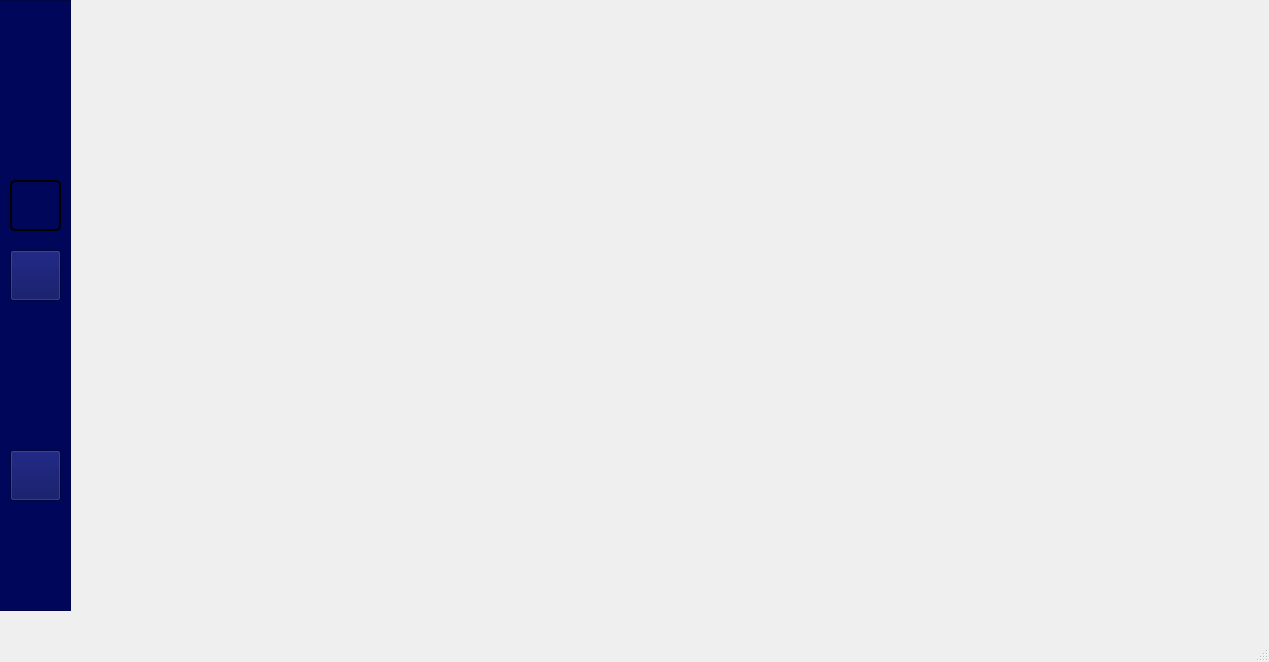
Before: the Qt Designer form mainwindow.ui in Projet-CPP-2A6/Nautica, drawn with Qt 5.
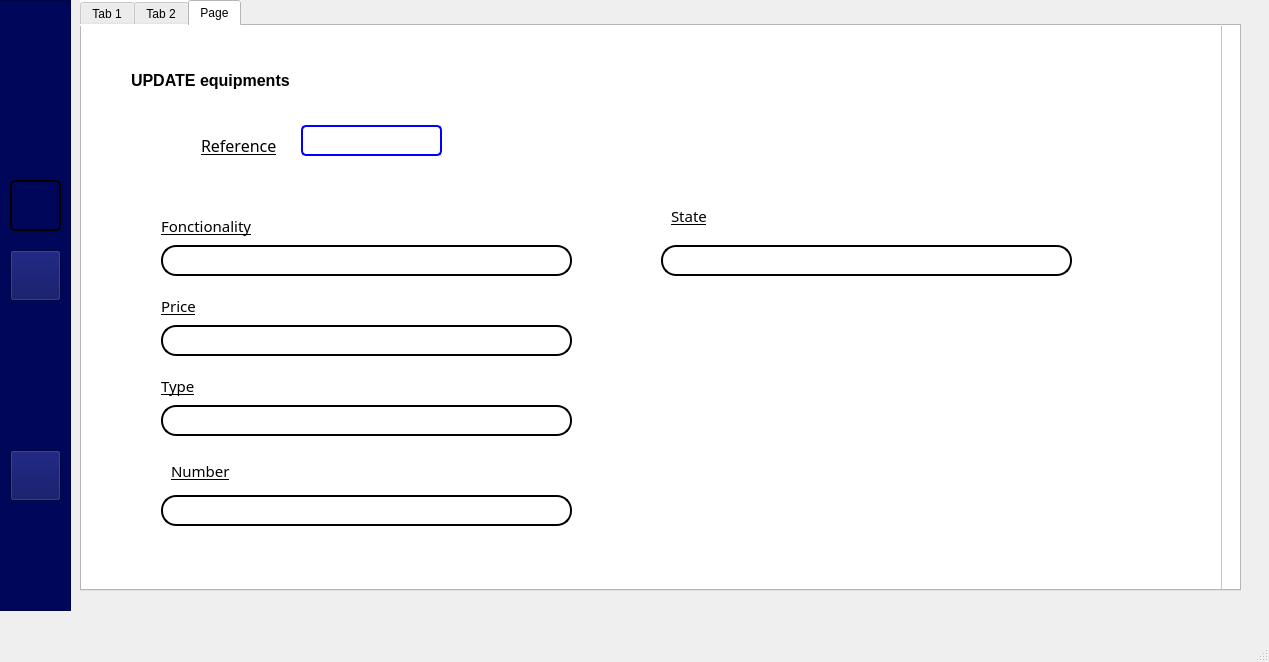
After: the same form once the commit is applied. The open tabs and pages were chosen to show the change. Icons and pictures are not drawn.

Patch:
```diff
--- a/mainwindow.ui
+++ b/mainwindow.ui
@@ -1537,7 +1537,841 @@
       </widget>
      </widget>
     </widget>
-    <widget class="QWidget" name="M4"/>
+    <widget class="QWidget" name="M4">
+     <widget class="QTabWidget" name="tabWidget">
+      <property name="geometry">
+       <rect>
+        <x>10</x>
+        <y>0</y>
+        <width>1161</width>
+        <height>591</height>
+       </rect>
+      </property>
+      <property name="styleSheet">
+       <string notr="true">background:rgb(255, 255, 255);</string>
+      </property>
+      <property name="currentIndex">
+       <number>2</number>
+      </property>
+      <widget class="QWidget" name="gestion_employes">
+       <attribute name="title">
+        <string>Tab 1</string>
+       </attribute>
+       <widget class="QFrame" name="frame_7">
+        <property name="geometry">
+         <rect>
+          <x>-1</x>
+          <y>-1</y>
+          <width>1121</width>
+          <height>571</height>
+         </rect>
+        </property>
+        <property name="frameShape">
+         <enum>QFrame::StyledPanel</enum>
+        </property>
+        <property name="frameShadow">
+         <enum>QFrame::Raised</enum>
+        </property>
+        <widget class="QFrame" name="frame_8">
+         <property name="geometry">
+          <rect>
+           <x>0</x>
+           <y>0</y>
+           <width>1121</width>
+           <height>571</height>
+          </rect>
+         </property>
+         <property name="frameShape">
+          <enum>QFrame::StyledPanel</enum>
+         </property>
+         <property name="frameShadow">
+          <enum>QFrame::Raised</enum>
+         </property>
+         <widget class="QLabel" name="label_7">
+          <property name="geometry">
+           <rect>
+            <x>30</x>
+            <y>20</y>
+            <width>191</width>
+            <height>41</height>
+           </rect>
+          </property>
+          <property name="font">
+           <font>
+            <pointsize>12</pointsize>
+            <weight>75</weight>
+            <bold>true</bold>
+           </font>
+          </property>
+          <property name="text">
+           <string>ADD eqipments</string>
+          </property>
+         </widget>
+         <widget class="QLabel" name="label_8">
+          <property name="geometry">
+           <rect>
+            <x>40</x>
+            <y>110</y>
+            <width>291</width>
+            <height>41</height>
+           </rect>
+          </property>
+          <property name="font">
+           <font>
+            <family>Myanmar Text</family>
+            <pointsize>11</pointsize>
+            <underline>true</underline>
+           </font>
+          </property>
+          <property name="text">
+           <string>Reference</string>
+          </property>
+         </widget>
+         <widget class="QLineEdit" name="CIN_LE">
+          <property name="geometry">
+           <rect>
+            <x>40</x>
+            <y>150</y>
+            <width>411</width>
+            <height>31</height>
+           </rect>
+          </property>
+          <property name="styleSheet">
+           <string notr="true">QLineEdit {
+       border: 2px solid black;
+       border-radius: 15px;
+       padding: 5px;
+       background-color: rgba(255, 255, 255);
+       color: black;
+   }
+
+   QLineEdit:focus {
+       border-color: black;
+       background-color: rgba(248, 248, 248, 1);
+   }
+   </string>
+          </property>
+         </widget>
+         <widget class="QLabel" name="label_11">
+          <property name="geometry">
+           <rect>
+            <x>40</x>
+            <y>190</y>
+            <width>291</width>
+            <height>41</height>
+           </rect>
+          </property>
+          <property name="font">
+           <font>
+            <family>Myanmar Text</family>
+            <pointsize>11</pointsize>
+            <underline>true</underline>
+           </font>
+          </property>
+          <property name="text">
+           <string>Fonctionality</string>
+          </property>
+         </widget>
+         <widget class="QLabel" name="label_19">
+          <property name="geometry">
+           <rect>
+            <x>40</x>
+            <y>270</y>
+            <width>291</width>
+            <height>41</height>
+           </rect>
+          </property>
+          <property name="font">
+           <font>
+            <family>Myanmar Text</family>
+            <pointsize>11</pointsize>
+            <underline>true</underline>
+           </font>
+          </property>
+          <property name="text">
+           <string>Price</string>
+          </property>
+         </widget>
+         <widget class="QLineEdit" name="prenom_LE">
+          <property name="geometry">
+           <rect>
+            <x>40</x>
+            <y>310</y>
+            <width>411</width>
+            <height>31</height>
+           </rect>
+          </property>
+          <property name="styleSheet">
+           <string notr="true">QLineEdit {
+       border: 2px solid black;
+       border-radius: 15px;
+       padding: 5px;
+       background-color: rgba(255, 255, 255);
+       color: black;
+   }
+
+   QLineEdit:focus {
+       border-color: black;
+       background-color: rgba(248, 248, 248, 1);
+   }
+   </string>
+          </property>
+         </widget>
+         <widget class="QLabel" name="label_21">
+          <property name="geometry">
+           <rect>
+            <x>40</x>
+            <y>350</y>
+            <width>291</width>
+            <height>41</height>
+           </rect>
+          </property>
+          <property name="font">
+           <font>
+            <family>Myanmar Text</family>
+            <pointsize>11</pointsize>
+            <underline>true</underline>
+           </font>
+          </property>
+          <property name="text">
+           <string>Type</string>
+          </property>
+         </widget>
+         <widget class="QLineEdit" name="adresse_LE">
+          <property name="geometry">
+           <rect>
+            <x>40</x>
+            <y>390</y>
+            <width>411</width>
+            <height>31</height>
+           </rect>
+          </property>
+          <property name="styleSheet">
+           <string notr="true">QLineEdit {
+       border: 2px solid black;
+       border-radius: 15px;
+       padding: 5px;
+       background-color: rgba(255, 255, 255);
+       color: black;
+   }
+
+   QLineEdit:focus {
+       border-color: black;
+       background-color: rgba(248, 248, 248, 1);
+   }
+   </string>
+          </property>
+         </widget>
+         <widget class="QLabel" name="label_30">
+          <property name="geometry">
+           <rect>
+            <x>570</x>
+            <y>110</y>
+            <width>291</width>
+            <height>41</height>
+           </rect>
+          </property>
+          <property name="font">
+           <font>
+            <family>Myanmar Text</family>
+            <pointsize>11</pointsize>
+            <underline>true</underline>
+           </font>
+          </property>
+          <property name="text">
+           <string>Number</string>
+          </property>
+         </widget>
+         <widget class="QLineEdit" name="email_LE">
+          <property name="geometry">
+           <rect>
+            <x>570</x>
+            <y>150</y>
+            <width>411</width>
+            <height>31</height>
+           </rect>
+          </property>
+          <property name="styleSheet">
+           <string notr="true">QLineEdit {
+       border: 2px solid black;
+       border-radius: 15px;
+       padding: 5px;
+       background-color: rgba(255, 255, 255);
+       color: black;
+   }
+
+   QLineEdit:focus {
+       border-color: black;
+       background-color: rgba(248, 248, 248, 1);
+   }
+   </string>
+          </property>
+         </widget>
+         <widget class="QLabel" name="label_31">
+          <property name="geometry">
+           <rect>
+            <x>570</x>
+            <y>190</y>
+            <width>291</width>
+            <height>41</height>
+           </rect>
+          </property>
+          <property name="font">
+           <font>
+            <family>Myanmar Text</family>
+            <pointsize>11</pointsize>
+            <underline>true</underline>
+           </font>
+          </property>
+          <property name="text">
+           <string>State</string>
+          </property>
+         </widget>
+         <widget class="QLineEdit" name="fonction_LE">
+          <property name="geometry">
+           <rect>
+            <x>570</x>
+            <y>230</y>
+            <width>411</width>
+            <height>31</height>
+           </rect>
+          </property>
+          <property name="styleSheet">
+           <string notr="true">QLineEdit {
+       border: 2px solid black;
+       border-radius: 15px;
+       padding: 5px;
+       background-color: rgba(255, 255, 255);
+       color: black;
+   }
+
+   QLineEdit:focus {
+       border-color: black;
+       background-color: rgba(248, 248, 248, 1);
+   }
+   </string>
+          </property>
+         </widget>
+         <widget class="QPushButton" name="pushButton_3">
+          <property name="geometry">
+           <rect>
+            <x>880</x>
+            <y>50</y>
+            <width>91</width>
+            <height>28</height>
+           </rect>
+          </property>
+          <property name="styleSheet">
+           <string notr="true">background-color: #ffffff; /* Fond blanc */
+       border: 2px solid blue; /* Bordure bleue */
+       border-radius: 10px; /* Coins arrondis */
+       padding: 1px 2px; /* Espacement intérieur */
+       color: black; /* Couleur du texte */
+       font-size: 16px; /* Taille de la police */
+
+      </string>
+          </property>
+          <property name="text">
+           <string>Add</string>
+          </property>
+         </widget>
+         <widget class="QLabel" name="label_32">
+          <property name="geometry">
+           <rect>
+            <x>40</x>
+            <y>440</y>
+            <width>291</width>
+            <height>41</height>
+           </rect>
+          </property>
+          <property name="font">
+           <font>
+            <family>Myanmar Text</family>
+            <pointsize>11</pointsize>
+            <underline>true</underline>
+           </font>
+          </property>
+          <property name="text">
+           <string>Genre</string>
+          </property>
+         </widget>
+         <widget class="QLineEdit" name="genre_LE">
+          <property name="geometry">
+           <rect>
+            <x>40</x>
+            <y>480</y>
+            <width>411</width>
+            <height>31</height>
+           </rect>
+          </property>
+          <property name="styleSheet">
+           <string notr="true">QLineEdit {
+       border: 2px solid black;
+       border-radius: 15px;
+       padding: 5px;
+       background-color: rgba(255, 255, 255);
+       color: black;
+   }
+
+   QLineEdit:focus {
+       border-color: black;
+       background-color: rgba(248, 248, 248, 1);
+   }
+   </string>
+          </property>
+         </widget>
+         <widget class="QLabel" name="labConnecte">
+          <property name="geometry">
+           <rect>
+            <x>610</x>
+            <y>470</y>
+            <width>361</width>
+            <height>16</height>
+           </rect>
+          </property>
+          <property name="text">
+           <string/>
+          </property>
+         </widget>
+         <widget class="QLineEdit" name="CIN_LE_2">
+          <property name="geometry">
+           <rect>
+            <x>40</x>
+            <y>230</y>
+            <width>411</width>
+            <height>31</height>
+           </rect>
+          </property>
+          <property name="styleSheet">
+           <string notr="true">QLineEdit {
+       border: 2px solid black;
+       border-radius: 15px;
+       padding: 5px;
+       background-color: rgba(255, 255, 255);
+       color: black;
+   }
+
+   QLineEdit:focus {
+       border-color: black;
+       background-color: rgba(248, 248, 248, 1);
+   }
+   </string>
+          </property>
+         </widget>
+        </widget>
+       </widget>
+      </widget>
+      <widget class="QWidget" name="tab_2">
+       <attribute name="title">
+        <string>Tab 2</string>
+       </attribute>
+       <widget class="QFrame" name="frame_9">
+        <property name="geometry">
+         <rect>
+          <x>0</x>
+          <y>0</y>
+          <width>1141</width>
+          <height>571</height>
+         </rect>
+        </property>
+        <property name="frameShape">
+         <enum>QFrame::StyledPanel</enum>
+        </property>
+        <property name="frameShadow">
+         <enum>QFrame::Raised</enum>
+        </property>
+        <widget class="QLabel" name="label_20">
+         <property name="geometry">
+          <rect>
+           <x>30</x>
+           <y>40</y>
+           <width>251</width>
+           <height>21</height>
+          </rect>
+         </property>
+         <property name="font">
+          <font>
+           <pointsize>11</pointsize>
+          </font>
+         </property>
+         <property name="text">
+          <string>List of equipments</string>
+         </property>
+        </widget>
+        <widget class="QTableView" name="listEmployetableView">
+         <property name="geometry">
+          <rect>
+           <x>20</x>
+           <y>110</y>
+           <width>1081</width>
+           <height>361</height>
+          </rect>
+         </property>
+        </widget>
+        <widget class="QPushButton" name="refreshTableV">
+         <property name="geometry">
+          <rect>
+           <x>810</x>
+           <y>70</y>
+           <width>93</width>
+           <height>28</height>
+          </rect>
+         </property>
+         <property name="styleSheet">
+          <string notr="true">background-color: #ffffff;
+   border: 2px solid blue; /* Bordure bleue */
+   border-radius: 10px; /* Coins arrondis */
+       padding: 1px 2px; /* Espacement intérieur */
+       color: black; /* Couleur du texte */
+       font-size: 16px; /* Taille de la police */
+       </string>
+         </property>
+         <property name="text">
+          <string>refresh</string>
+         </property>
+        </widget>
+        <widget class="QPushButton" name="deletePushButton">
+         <property name="geometry">
+          <rect>
+           <x>20</x>
+           <y>480</y>
+           <width>93</width>
+           <height>28</height>
+          </rect>
+         </property>
+         <property name="styleSheet">
+          <string notr="true">background-color: #ffffff; /* Fond blanc */
+       border: 2px solid blue; /* Bordure bleue */
+       border-radius: 10px; /* Coins arrondis */
+       padding: 1px 2px; /* Espacement intérieur */
+       color: black; /* Couleur du texte */
+       font-size: 16px; /* Taille de la police */
+       </string>
+         </property>
+         <property name="text">
+          <string>delete</string>
+         </property>
+        </widget>
+        <widget class="QLineEdit" name="cinDlineEdit">
+         <property name="geometry">
+          <rect>
+           <x>120</x>
+           <y>480</y>
+           <width>113</width>
+           <height>28</height>
+          </rect>
+         </property>
+        </widget>
+       </widget>
+      </widget>
+      <widget class="QWidget" name="tab_3">
+       <attribute name="title">
+        <string>Page</string>
+       </attribute>
+       <widget class="QFrame" name="frame_10">
+        <property name="geometry">
+         <rect>
+          <x>-1</x>
+          <y>-1</y>
+          <width>1141</width>
+          <height>571</height>
+         </rect>
+        </property>
+        <property name="frameShape">
+         <enum>QFrame::StyledPanel</enum>
+        </property>
+        <property name="frameShadow">
+         <enum>QFrame::Raised</enum>
+        </property>
+        <widget class="QLabel" name="label_5">
+         <property name="geometry">
+          <rect>
+           <x>50</x>
+           <y>40</y>
+           <width>211</width>
+           <height>31</height>
+          </rect>
+         </property>
+         <property name="font">
+          <font>
+           <pointsize>12</pointsize>
+           <weight>75</weight>
+           <bold>true</bold>
+          </font>
+         </property>
+         <property name="text">
+          <string>UPDATE equipments</string>
+         </property>
+        </widget>
+        <widget class="QLineEdit" name="updateCin_LE">
+         <property name="geometry">
+          <rect>
+           <x>220</x>
+           <y>100</y>
+           <width>141</width>
+           <height>31</height>
+          </rect>
+         </property>
+         <property name="styleSheet">
+          <string notr="true">
+       border: 2px solid black;
+       border-radius:5px ;
+       padding: 3px;
+       border-color: blue;
+
+
+   </string>
+         </property>
+        </widget>
+        <widget class="QLabel" name="label_9">
+         <property name="geometry">
+          <rect>
+           <x>120</x>
+           <y>100</y>
+           <width>91</width>
+           <height>41</height>
+          </rect>
+         </property>
+         <property name="font">
+          <font>
+           <family>Myanmar Text</family>
+           <pointsize>12</pointsize>
+           <underline>true</underline>
+          </font>
+         </property>
+         <property name="text">
+          <string>Reference</string>
+         </property>
+        </widget>
+        <widget class="QLabel" name="label_23">
+         <property name="geometry">
+          <rect>
+           <x>80</x>
+           <y>340</y>
+           <width>71</width>
+           <height>41</height>
+          </rect>
+         </property>
+         <property name="font">
+          <font>
+           <family>Myanmar Text</family>
+           <pointsize>11</pointsize>
+           <underline>true</underline>
+          </font>
+         </property>
+         <property name="text">
+          <string>Type</string>
+         </property>
+        </widget>
+        <widget class="QLabel" name="label_22">
+         <property name="geometry">
+          <rect>
+           <x>80</x>
+           <y>260</y>
+           <width>291</width>
+           <height>41</height>
+          </rect>
+         </property>
+         <property name="font">
+          <font>
+           <family>Myanmar Text</family>
+           <pointsize>11</pointsize>
+           <underline>true</underline>
+          </font>
+         </property>
+         <property name="text">
+          <string>Price</string>
+         </property>
+        </widget>
+        <widget class="QLabel" name="label_13">
+         <property name="geometry">
+          <rect>
+           <x>80</x>
+           <y>180</y>
+           <width>291</width>
+           <height>41</height>
+          </rect>
+         </property>
+         <property name="font">
+          <font>
+           <family>Myanmar Text</family>
+           <pointsize>11</pointsize>
+           <underline>true</underline>
+          </font>
+         </property>
+         <property name="text">
+          <string>Fonctionality</string>
+         </property>
+        </widget>
+        <widget class="QLineEdit" name="updateGenre_LE">
+         <property name="geometry">
+          <rect>
+           <x>80</x>
+           <y>470</y>
+           <width>411</width>
+           <height>31</height>
+          </rect>
+         </property>
+         <property name="styleSheet">
+          <string notr="true">QLineEdit {
+       border: 2px solid black;
+       border-radius: 15px;
+       padding: 5px;
+       background-color: rgba(255, 255, 255);
+       color: black;
+   }
+
+   QLineEdit:focus {
+       border-color: black;
+       background-color: rgba(248, 248, 248, 1);
+   }
+   </string>
+         </property>
+        </widget>
+        <widget class="QLabel" name="label_36">
+         <property name="geometry">
+          <rect>
+           <x>590</x>
+           <y>170</y>
+           <width>291</width>
+           <height>41</height>
+          </rect>
+         </property>
+         <property name="font">
+          <font>
+           <family>Myanmar Text</family>
+           <pointsize>11</pointsize>
+           <underline>true</underline>
+          </font>
+         </property>
+         <property name="text">
+          <string>State</string>
+         </property>
+        </widget>
+        <widget class="QLineEdit" name="updateAdresse_LE">
+         <property name="geometry">
+          <rect>
+           <x>80</x>
+           <y>380</y>
+           <width>411</width>
+           <height>31</height>
+          </rect>
+         </property>
+         <property name="styleSheet">
+          <string notr="true">QLineEdit {
+       border: 2px solid black;
+       border-radius: 15px;
+       padding: 5px;
+       background-color: rgba(255, 255, 255);
+       color: black;
+   }
+
+   QLineEdit:focus {
+       border-color: black;
+       background-color: rgba(248, 248, 248, 1);
+   }
+   </string>
+         </property>
+        </widget>
+        <widget class="QLineEdit" name="updateNom_LE">
+         <property name="geometry">
+          <rect>
+           <x>80</x>
+           <y>220</y>
+           <width>411</width>
+           <height>31</height>
+          </rect>
+         </property>
+         <property name="styleSheet">
+          <string notr="true">QLineEdit {
+       border: 2px solid black;
+       border-radius: 15px;
+       padding: 10px;
+       background-color: rgba(255, 255, 255);
+       color: black;
+   }
+
+   QLineEdit:focus {
+       border-color: black;
+       background-color: rgba(248, 248, 248, 1);
+   }
+   </string>
+         </property>
+        </widget>
+        <widget class="QLabel" name="label_35">
+         <property name="geometry">
+          <rect>
+           <x>90</x>
+           <y>430</y>
+           <width>61</width>
+           <height>31</height>
+          </rect>
+         </property>
+         <property name="font">
+          <font>
+           <family>Myanmar Text</family>
+           <pointsize>11</pointsize>
+           <underline>true</underline>
+          </font>
+         </property>
+         <property name="text">
+          <string>Number</string>
+         </property>
+        </widget>
+        <widget class="QLineEdit" name="updatePrenom_LE">
+         <property name="geometry">
+          <rect>
+           <x>80</x>
+           <y>300</y>
+           <width>411</width>
+           <height>31</height>
+          </rect>
+         </property>
+         <property name="styleSheet">
+          <string notr="true">QLineEdit {
+       border: 2px solid black;
+       border-radius: 15px;
+       padding: 5px;
+       background-color: rgba(255, 255, 255);
+       color: black;
+   }
+
+   QLineEdit:focus {
+       border-color: black;
+       background-color: rgba(248, 248, 248, 1);
+   }
+   </string>
+         </property>
+        </widget>
+        <widget class="QLineEdit" name="updateNom_LE_2">
+         <property name="geometry">
+          <rect>
+           <x>580</x>
+           <y>220</y>
+           <width>411</width>
+           <height>31</height>
+          </rect>
+         </property>
+         <property name="styleSheet">
+          <string notr="true">QLineEdit {
+       border: 2px solid black;
+       border-radius: 15px;
+       padding: 10px;
+       background-color: rgba(255, 255, 255);
+       color: black;
+   }
+
+   QLineEdit:focus {
+       border-color: black;
+       background-color: rgba(248, 248, 248, 1);
+   }
+   </string>
+         </property>
+        </widget>
+       </widget>
+      </widget>
+     </widget>
+    </widget>
     <widget class="QWidget" name="M5"/>
    </widget>
    <widget class="QFrame" name="frame_3">
```
Left out of the diff: 70 changed lines with no effect on the pictures.
